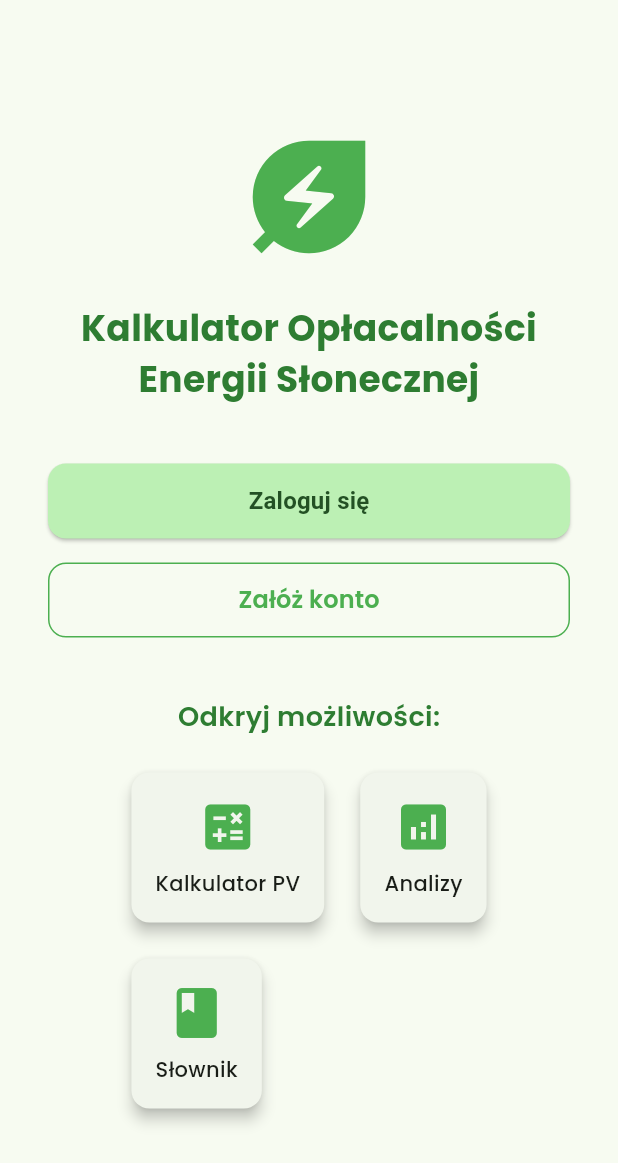
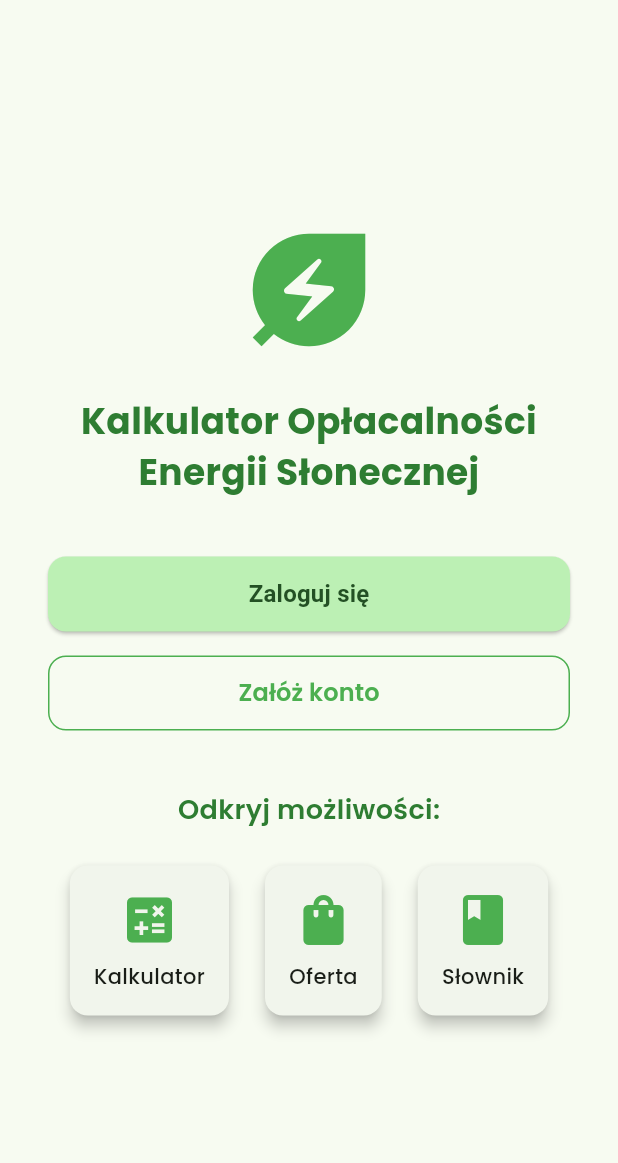
Before and after one commit to MinikPLayer/Kosciuszkon-2025, a Flutter app: the screen it shows after launch, on a phone screen of 412 x 824 dp. Shown: the top 1163 px of the screen. Run offline on Flutter 3.47's test engine with Material 3 defaults, Android fonts, the phone set to English and light mode, and no system bars; our stand-ins replace fl_chart, google_fonts.

Commit message:
Made main buttons functional

```diff
--- a/frontend_calculator/lib/main.dart
+++ b/frontend_calculator/lib/main.dart
@@ -1,5 +1,8 @@
 import 'package:flutter/material.dart';
+import 'package:frontend_calculator/views/pages/calculator_page.dart';
+import 'package:frontend_calculator/views/pages/dictionary_page.dart';
 import 'package:frontend_calculator/views/pages/login_page.dart';
+import 'package:frontend_calculator/views/pages/offer_search_page.dart';
 import 'package:frontend_calculator/views/pages/registration_page.dart';
 import 'package:google_fonts/google_fonts.dart';
 
@@ -77,7 +80,7 @@ class HomeScreen extends StatelessWidget {
                 const SizedBox(height: 40),
                 _buildAuthButtons(context),
                 const SizedBox(height: 40),
-                _buildFeaturePreview(),
+                _buildFeaturePreview(context),
               ],
             ),
           ),
@@ -130,7 +133,7 @@ class HomeScreen extends StatelessWidget {
     );
   }
 
-  Widget _buildFeaturePreview() {
+  Widget _buildFeaturePreview(BuildContext context) {
     return Column(
       children: [
         Text(
@@ -142,19 +145,40 @@ class HomeScreen extends StatelessWidget {
           spacing: 16,
           runSpacing: 16,
           children: [
-            _buildFeatureCard(Icons.calculate, 'Kalkulator PV'),
-            _buildFeatureCard(Icons.analytics, 'Analizy'),
-            _buildFeatureCard(Icons.book, 'Słownik'),
+            _buildFeatureCard(
+              Icons.calculate,
+              'Kalkulator',
+              onTap: () {
+                Navigator.push(context, MaterialPageRoute(builder: (context) => CalculatorPage()));
+              },
+            ),
+            _buildFeatureCard(
+              Icons.shopping_bag,
+              'Oferta',
+              onTap: () {
+                Navigator.push(context, MaterialPageRoute(builder: (context) => OfferSearchPage()));
+              },
+            ),
+            _buildFeatureCard(
+              Icons.book,
+              'Słownik',
+              onTap: () {
+                Navigator.push(context, MaterialPageRoute(builder: (context) => DictionaryPage()));
+              },
+            ),
           ],
         ),
       ],
     );
   }
 
-  Widget _buildFeatureCard(IconData icon, String title) {
+  Widget _buildFeatureCard(IconData icon, String title, {Function()? onTap}) {
     return Card(
       elevation: 4,
       shape: RoundedRectangleBorder(borderRadius: BorderRadius.circular(12)),
+      child: SizedBox(
+        child: InkWell(
+          onTap: onTap,
           child: Padding(
             padding: const EdgeInsets.all(16.0),
             child: Column(
@@ -165,6 +189,8 @@ class HomeScreen extends StatelessWidget {
               ],
             ),
           ),
+        ),
+      ),
     );
   }
 }
--- a/frontend_calculator/lib/views/pages/offer_search_page.dart
+++ b/frontend_calculator/lib/views/pages/offer_search_page.dart
@@ -3,7 +3,6 @@ import 'dart:math';
 import 'package:flutter/material.dart';
 import 'package:frontend_calculator/data/models/offer_model.dart';
 import 'package:frontend_calculator/utils.dart';
-import 'package:frontend_calculator/views/pages/offer_results_page.dart';
 import 'package:frontend_calculator/views/widgets/offer_entry_widget.dart';
 
 class OfferSearchPage extends StatefulWidget {
@@ -113,7 +112,7 @@ class _OfferSearchPageState extends State<OfferSearchPage> {
     });
 
     // Simulate network delay
-    Future.delayed(const Duration(seconds: 2), () {
+    Future.delayed(const Duration(seconds: 1), () {
       setState(() {
         isLoading = false;
         results = newResults;
```
Also changed, not shown: frontend_calculator/lib/views/pages/offer_results_page.dart (deleted, +0 -14 lines), 1 other file. Lines whose indentation alone changed are shown as unchanged.
